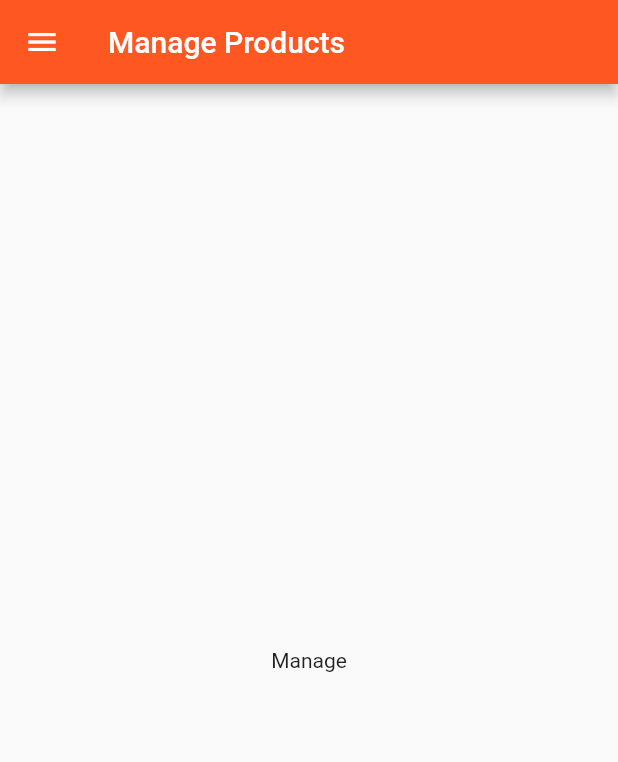
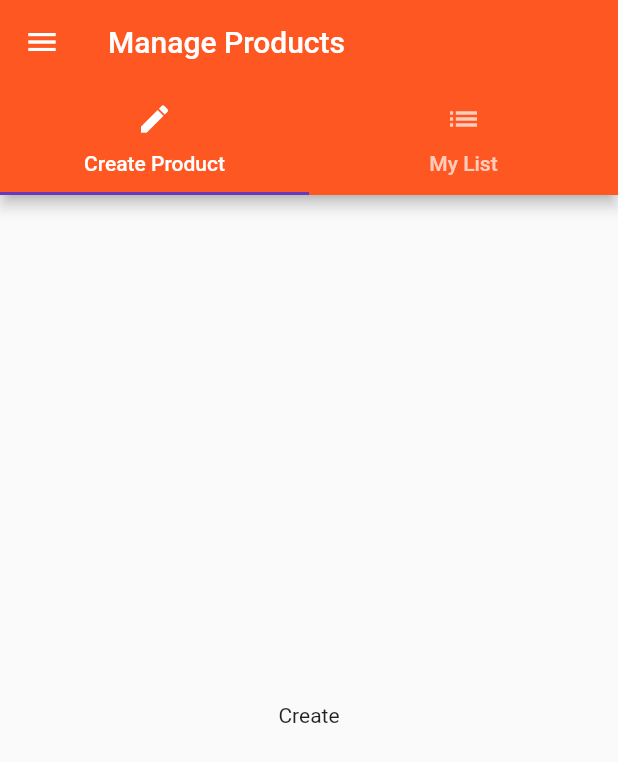
Before and after one commit to andres-gr/udemy-flutter-course-2019, a Flutter app: the ProductsScreen screen opened directly, in the side drawer, after a tap on "Manage Products", on a phone screen of 412 x 824 dp. Shown: the top 762 px of the screen. Run offline on Flutter 3.47's test engine with Material 2 defaults, Android fonts, the phone set to English and light mode, and no system bars.

Commit message:
video 78 done

```diff
--- a/lib/main.dart
+++ b/lib/main.dart
@@ -1,5 +1,6 @@
 import 'package:flutter/material.dart';
 
+import 'package:udemy_tutorial/routes/router.dart';
 import 'package:udemy_tutorial/screens/auth.dart';
 import 'package:udemy_tutorial/utils/key_generator.dart';
 
@@ -19,7 +20,7 @@ class MyApp extends StatelessWidget {
         primarySwatch: Colors.deepOrange,
         accentColor: Colors.deepPurple,
       ),
-      home: AuthScreen(),
+      routes: routes(context),
     );
   }
 }
--- /dev/null
+++ b/lib/routes/router.dart
@@ -0,0 +1,14 @@
+import 'package:flutter/material.dart';
+import 'package:udemy_tutorial/screens/products.dart';
+
+import 'package:udemy_tutorial/screens/products_admin.dart';
+import 'package:udemy_tutorial/utils/key_generator.dart';
+
+Map<String, WidgetBuilder> routes(BuildContext context) => {
+      '/': (BuildContext conxtext) => ProductsScreen(
+            key: generateKey(),
+          ),
+      '/admin': (BuildContext context) => ProductsAdminScreen(
+            key: generateKey(),
+          ),
+    };
--- /dev/null
+++ b/lib/screens/product_create.dart
@@ -0,0 +1,17 @@
+import 'package:flutter/material.dart';
+
+import 'package:udemy_tutorial/utils/key_generator.dart';
+
+class ProductCreate extends StatelessWidget {
+  const ProductCreate({
+    Key key,
+  }) : super(key: key);
+
+  @override
+  Widget build(BuildContext context) {
+    return Center(
+      key: generateKey(),
+      child: const Text('Create'),
+    );
+  }
+}
--- /dev/null
+++ b/lib/screens/product_list.dart
@@ -0,0 +1,17 @@
+import 'package:flutter/material.dart';
+
+import 'package:udemy_tutorial/utils/key_generator.dart';
+
+class ProductList extends StatelessWidget {
+  const ProductList({
+    Key key,
+  }) : super(key: key);
+
+  @override
+  Widget build(BuildContext context) {
+    return Center(
+      key: generateKey(),
+      child: const Text('List'),
+    );
+  }
+}
--- a/lib/screens/products.dart
+++ b/lib/screens/products.dart
@@ -2,7 +2,6 @@ import 'package:flutter/material.dart';
 
 import 'package:udemy_tutorial/product_manager.dart';
 import 'package:udemy_tutorial/products_drawer.dart';
-import 'package:udemy_tutorial/screens/products_admin.dart';
 import 'package:udemy_tutorial/utils/key_generator.dart';
 
 class ProductsScreen extends StatelessWidget {
@@ -15,13 +14,9 @@ class ProductsScreen extends StatelessWidget {
           key: generateKey(),
           title: const Text('Manage Products'),
           onTap: () {
-            Navigator.pushReplacement(
+            Navigator.pushReplacementNamed(
               context,
-              MaterialPageRoute(
-                builder: (BuildContext conxtex) => ProductsAdminScreen(
-                      key: generateKey(),
-                    ),
-              ),
+              '/admin',
             );
           },
         ),
--- a/lib/screens/products_admin.dart
+++ b/lib/screens/products_admin.dart
@@ -1,6 +1,8 @@
 import 'package:flutter/material.dart';
 
 import 'package:udemy_tutorial/products_drawer.dart';
+import 'package:udemy_tutorial/screens/product_create.dart';
+import 'package:udemy_tutorial/screens/product_list.dart';
 import 'package:udemy_tutorial/screens/products.dart';
 import 'package:udemy_tutorial/utils/key_generator.dart';
 
@@ -28,19 +30,52 @@ class ProductsAdminScreen extends StatelessWidget {
 
   @override
   Widget build(BuildContext context) {
-    return Scaffold(
+    return DefaultTabController(
+      key: generateKey(),
+      length: 2,
+      initialIndex: 0,
+      child: Scaffold(
         key: generateKey(),
         appBar: AppBar(
           key: generateKey(),
           title: const Text('Manage Products'),
+          bottom: TabBar(
+            key: generateKey(),
+            tabs: <Widget>[
+              Tab(
+                key: generateKey(),
+                icon: Icon(
+                  Icons.create,
+                  key: generateKey(),
+                ),
+                text: 'Create Product',
+              ),
+              Tab(
+                key: generateKey(),
+                icon: Icon(
+                  Icons.list,
+                  key: generateKey(),
+                ),
+                text: 'My List',
+              ),
+            ],
+          ),
         ),
         drawer: ProductsDrawer(
           key: generateKey(),
           items: _items(context),
         ),
-      body: Center(
+        body: TabBarView(
           key: generateKey(),
-        child: const Text('Manage'),
+          children: <Widget>[
+            ProductCreate(
+              key: generateKey(),
+            ),
+            ProductList(
+              key: generateKey(),
+            ),
+          ],
+        ),
       ),
     );
   }
```
Lines whose indentation alone changed are shown as unchanged.
